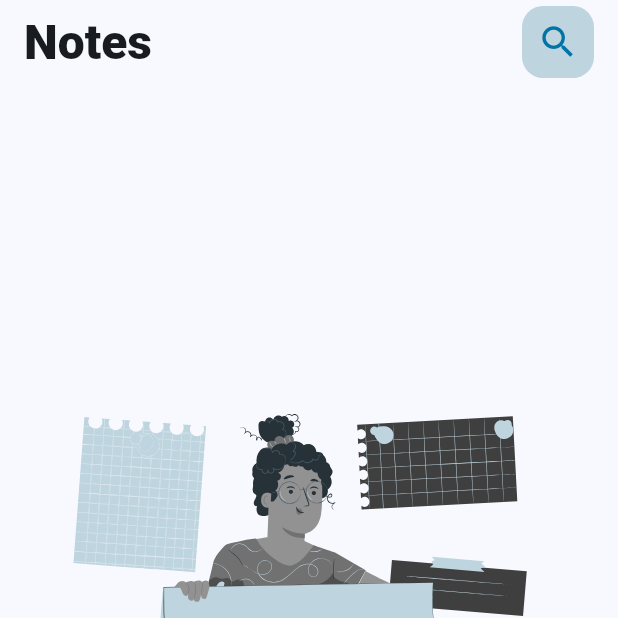
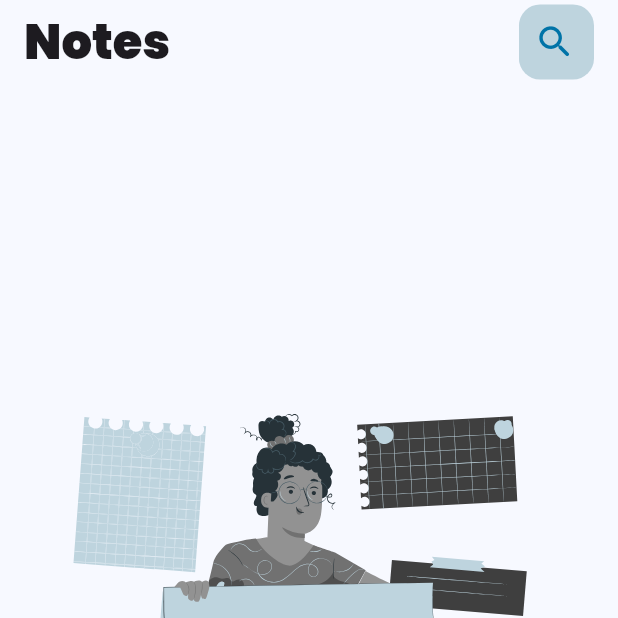
Before and after one commit to arvrdnatal/notes_flutter, a Flutter app: the screen it shows after launch, on a phone screen of 412 x 824 dp, the top half of it. Run offline on Flutter 3.47's test engine with Material 3 defaults, Android fonts, the phone set to English and light mode, and no system bars; our stand-ins replace flutter_svg, go_router, google_fonts; missing offline and left inert: markdown_editor_plus.

Commit message:
feature: adicionada barra de pesquisa animada

```diff
--- a/lib/themes/main_theme.dart
+++ b/lib/themes/main_theme.dart
@@ -7,7 +7,7 @@ ThemeData getMainTheme() {
     colorScheme: getColorScheme(),
     useMaterial3: true,
     textTheme: GoogleFonts.poppinsTextTheme().copyWith(
-      headlineLarge: const TextStyle(
+      headlineLarge: GoogleFonts.poppinsTextTheme().headlineLarge?.copyWith(
         fontWeight: FontWeight.w900,
       ),
     ),
--- a/lib/ui/notes_page.dart
+++ b/lib/ui/notes_page.dart
@@ -13,8 +13,19 @@ class NotesPage extends StatefulWidget {
 }
 
 class _NotesPageState extends State<NotesPage> {
+  TextEditingController? _textEditingController;
+  bool isExpanded = false;
+
+  @override
+  void initState() {
+    super.initState();
+    _textEditingController = TextEditingController();
+  }
+
   @override
   Widget build(BuildContext context) {
+    final Size size = MediaQuery.sizeOf(context);
+
     return Scaffold(
       appBar: AppBar(
         title: Text(
@@ -23,10 +34,56 @@ class _NotesPageState extends State<NotesPage> {
         ),
         centerTitle: false,
         actions: [
-          CustomIconButton(
-            iconData: Icons.search,
+          Padding(
             padding: const EdgeInsets.symmetric(horizontal: 16),
-            onPressed: () {},
+            child: AnimatedContainer(
+              duration: const Duration(milliseconds: 200),
+              width: isExpanded ? (size.width - 32) : 50,
+              height: 50,
+              decoration: BoxDecoration(
+                color: secondaryColor,
+                borderRadius: BorderRadius.circular(14),
+              ),
+              child: Row(
+                children: [
+                  CustomIconButton(
+                    iconData: Icons.search_rounded,
+                    onPressed: () {
+                      setState(() {
+                        isExpanded = !isExpanded;
+                        if (!isExpanded) _textEditingController?.clear();
+                        FocusScope.of(context).unfocus();
+                      });
+                    },
+                  ),
+                  Expanded(
+                    child: AnimatedOpacity(
+                      opacity: isExpanded ? 1 : 0,
+                      duration: const Duration(milliseconds: 200),
+                      child: TextField(
+                        controller: _textEditingController,
+                        textAlignVertical: TextAlignVertical.center,
+                        style: Theme.of(context).textTheme.bodyLarge?.copyWith(
+                          color: primaryColor,
+                        ),
+                        decoration: InputDecoration(
+                          floatingLabelBehavior: FloatingLabelBehavior.never,
+                          labelText: 'Pesquise sua nota',
+                          labelStyle: Theme.of(context).textTheme.bodyLarge?.copyWith(
+                            color: primaryColor,
+                          ),
+                          contentPadding: EdgeInsets.zero,
+                          border: OutlineInputBorder(
+                            borderRadius: BorderRadius.circular(14),
+                            borderSide: BorderSide.none,
+                          ),
+                        ),
+                      ),
+                    ),
+                  ),
+                ],
+              ),
+            ),
           ),
         ],
       ),
```
